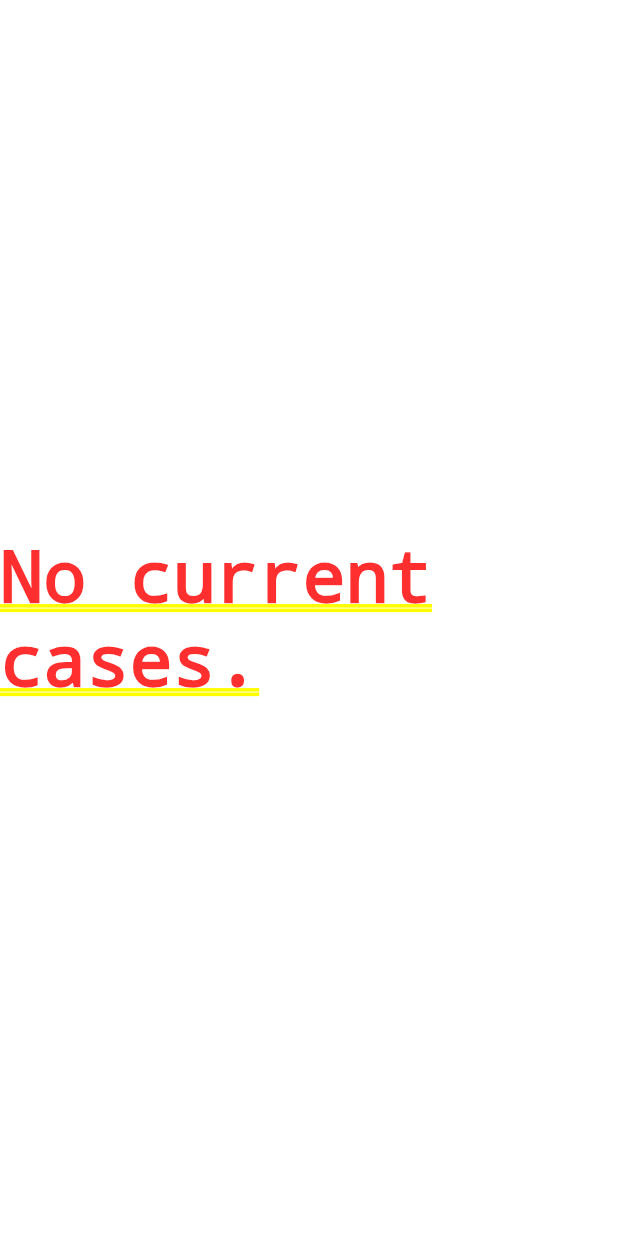
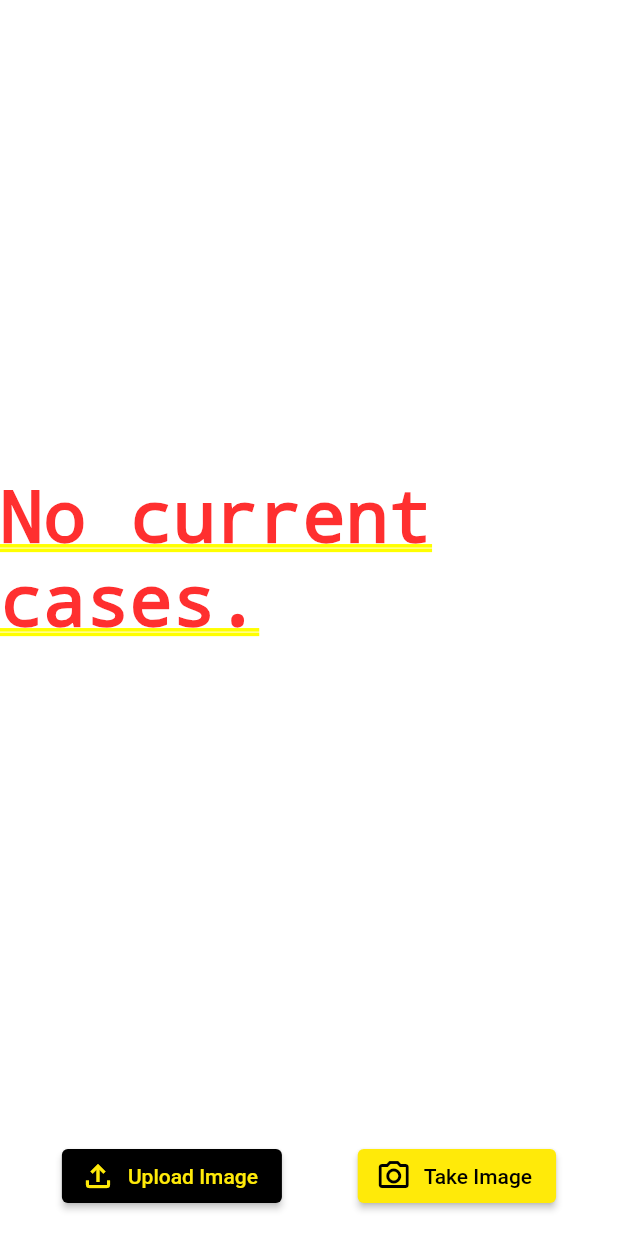
Before and after one commit to drowsy-coder/Nyaya-Sahaya, a Flutter app: the ClientHomePage screen opened directly, on a phone screen of 412 x 824 dp. Run offline on Flutter 3.47's test engine with Material 2 defaults, Android fonts, the phone set to English and light mode, and no system bars; our stand-ins replace camera, cloud_firestore, firebase_auth, firebase_core, google_maps_flutter, google_nav_bar and 2 more; missing offline and left inert: image_picker_platform_interface; accounts and stored records are empty.

Commit message:
Added camera and files functionality

```diff
--- a/lib/main.dart
+++ b/lib/main.dart
@@ -31,7 +31,7 @@ class _MyAppState extends State<MyApp> {
     return MaterialApp(
       title: 'Firebase Login',
       theme: ThemeData.dark(),
-      home: LawyerScreen(),
+      home: const LawyerScreen(),
       debugShowCheckedModeBanner: false,
     );
   }
--- a/lib/screens/stakeholders/client/client_home/no_cases_found.dart
+++ b/lib/screens/stakeholders/client/client_home/no_cases_found.dart
@@ -1,14 +1,93 @@
+import 'package:camera/camera.dart';
 import 'package:flutter/material.dart';
+import '/screens/stakeholders/client/views/camera_view.dart';
+import '/screens/stakeholders/client/views/upload_view.dart';
 
 class NoCasesFoundScreen extends StatelessWidget {
   const NoCasesFoundScreen({
     super.key,
   });
 
+  void _navigateToTakePictureScreen(NavigatorState navigator) async {
+    final cameras = await availableCameras();
+    final firstCamera = cameras.first;
+
+    navigator.push(
+      MaterialPageRoute(
+        builder: (context) => TakePictureScreen(camera: firstCamera),
+      ),
+    );
+  }
+
+  void _navigateToUploadView(BuildContext context) {
+    Navigator.push(
+      context,
+      MaterialPageRoute(builder: (context) => Upload()),
+    );
+  }
+
   @override
   Widget build(BuildContext context) {
-    return const Center(
-      child: Text("No current cases."),
+    return Column(
+      mainAxisAlignment: MainAxisAlignment.end,
+      children: [
+        const Expanded(
+          child: Center(
+            child: Column(
+              mainAxisAlignment: MainAxisAlignment.center,
+              children: [
+                Text("No current cases."),
+              ],
+            ),
+          ),
+        ),
+        Padding(
+          padding: const EdgeInsets.all(16.0),
+          child: Row(
+            mainAxisAlignment: MainAxisAlignment.spaceAround,
+            children: [
+              ElevatedButton.icon(
+                icon: const Icon(
+                  Icons.file_upload_outlined,
+                  color: Color.fromARGB(255, 255, 234, 9),
+                ),
+                label: const Text(
+                  'Upload Image',
+                  style: TextStyle(
+                      color: Color.fromARGB(
+                          255, 255, 234, 9)), // Change text color here
+                ),
+                style: ElevatedButton.styleFrom(
+                  backgroundColor: const Color.fromARGB(
+                      255, 0, 0, 0), // Change button background color here
+                ),
+                onPressed: () {
+                  _navigateToUploadView(context);
+                },
+              ),
+              ElevatedButton.icon(
+                icon: const Icon(
+                  Icons.camera_alt_outlined,
+                  color: Colors.black,
+                ),
+                label: const Text(
+                  'Take Image',
+                  style: TextStyle(
+                      color: Color.fromARGB(
+                          255, 0, 0, 0)), // Change text color here
+                ),
+                style: ElevatedButton.styleFrom(
+                  backgroundColor: const Color.fromARGB(
+                      255, 255, 234, 9), // Change button background color here
+                ),
+                onPressed: () {
+                  _navigateToTakePictureScreen(Navigator.of(context));
+                },
+              ),
+            ],
+          ),
+        ),
+      ],
     );
   }
 }
--- a/pubspec.yaml
+++ b/pubspec.yaml
@@ -44,6 +44,12 @@ dependencies:
   google_maps_flutter: ^2.5.0
   url_launcher: ^6.1.14
   google_nav_bar: ^5.0.6
+  camera: ^0.10.5+4
+  path_provider: ^2.1.1
+  path: ^1.8.3
+  permission_handler: ^11.0.0
+  file_picker: ^5.5.0
+  image_picker: ^1.0.4
 
 dev_dependencies:
   flutter_test:
```
Also changed, not shown: lib/screens/stakeholders/client/client_lawyer_map.dart (+7 -4 lines), pubspec.lock, 7 other files.
